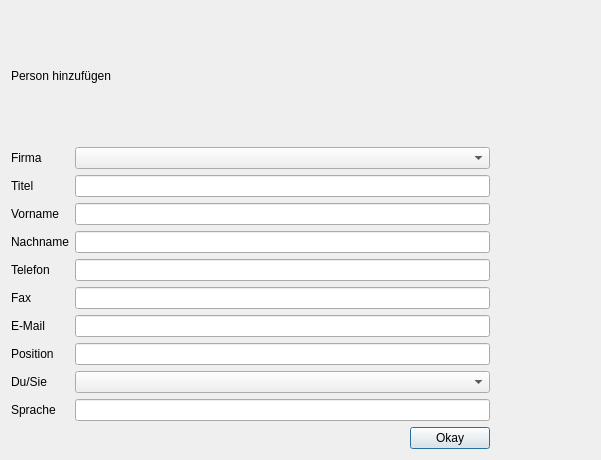
The window that createperson.ui (green-lion-racing/glr-database) describes before a commit, drawn with Qt 5.
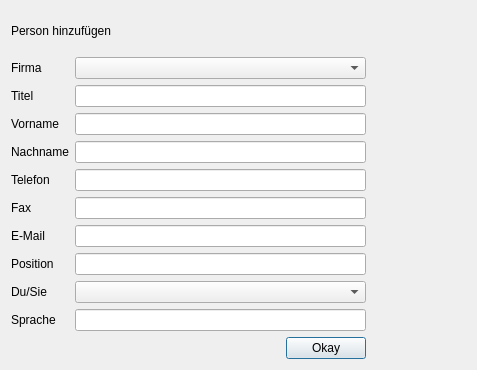
The same window after the commit.

The edit to the form file:
```diff
--- a/createperson.ui
+++ b/createperson.ui
@@ -6,8 +6,8 @@
    <rect>
     <x>0</x>
     <y>0</y>
-    <width>601</width>
-    <height>460</height>
+    <width>477</width>
+    <height>370</height>
    </rect>
   </property>
   <property name="windowTitle">
```
